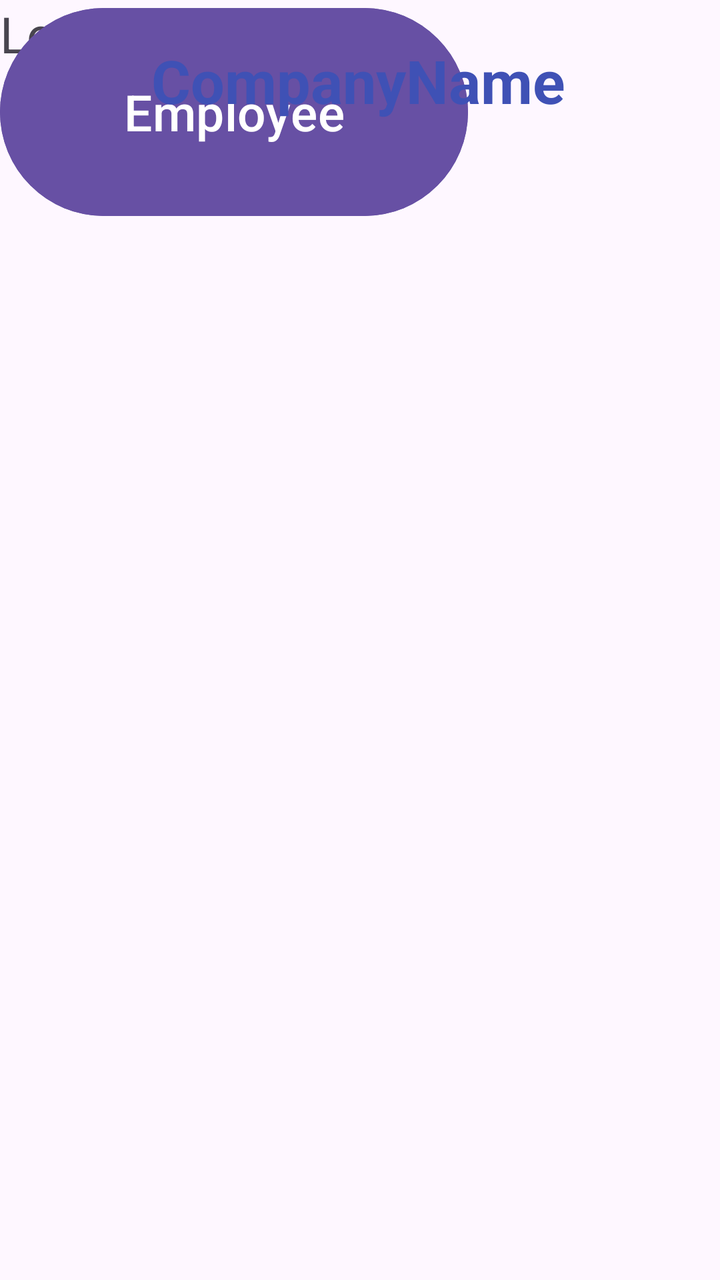
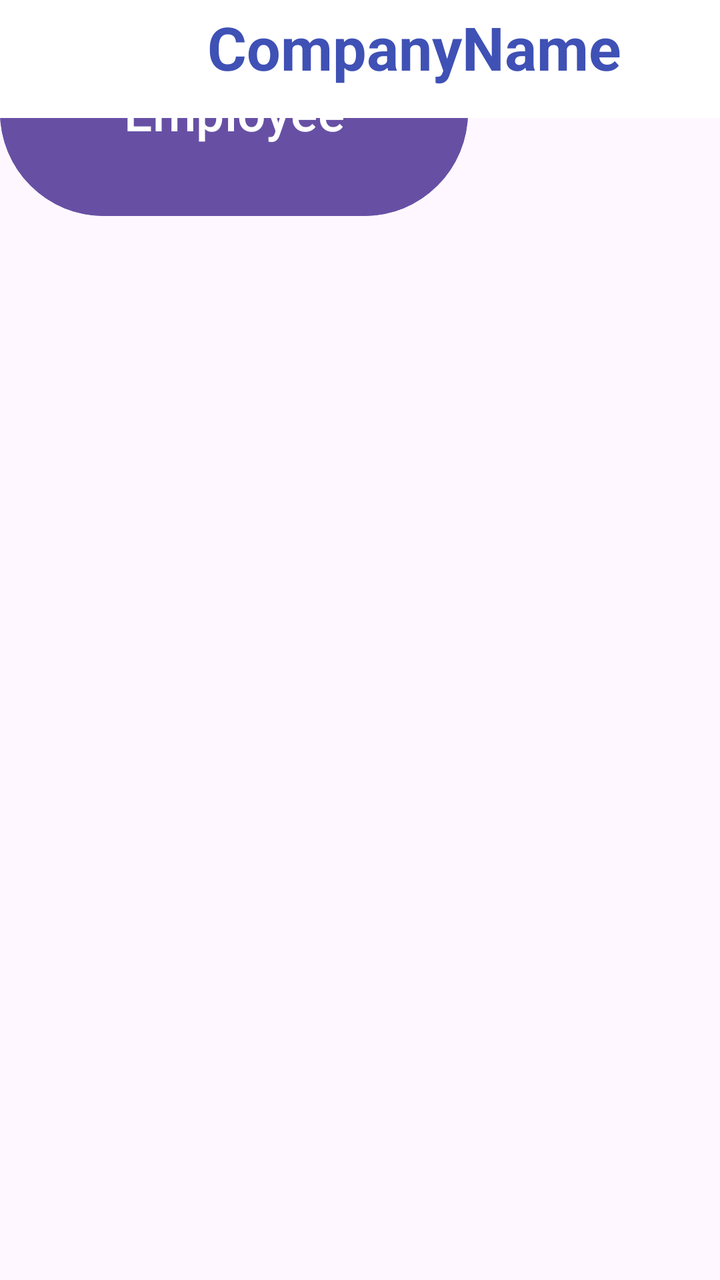

Compare the two renders of this Android layout. The source of the first and the diff that turns it into the second are given below.
<!-- AndroidManifest.xml: application theme Theme.MyApplication -->
<!-- res/layout/home_page.xml -->
<?xml version="1.0" encoding="utf-8"?>
<androidx.constraintlayout.widget.ConstraintLayout xmlns:android="http://schemas.android.com/apk/res/android"
    xmlns:app="http://schemas.android.com/apk/res-auto"
    xmlns:tools="http://schemas.android.com/tools"
    android:layout_width="match_parent"
    android:layout_height="match_parent">

    <TextView
        android:id="@+id/textView2"
        android:layout_width="120dp"
        android:layout_height="74dp"


        android:fontFamily="sans-serif"
        android:text="Login"
        android:textSize="25dp"
        tools:layout_editor_absoluteX="176dp"
        tools:layout_editor_absoluteY="112dp" />

    <Button
        android:layout_width="234dp"
        android:layout_height="112dp"
        tools:layout_editor_absoluteX="102dp"
        tools:layout_editor_absoluteY="226dp"
        android:text="Manager"
        android:textSize="25dp"
        />

    <Button
        android:layout_width="234dp"
        android:layout_height="112dp"
        android:text="Employee"
        android:textSize="25dp"
        tools:layout_editor_absoluteX="102dp"
        tools:layout_editor_absoluteY="377dp" />

    <LinearLayout
        android:layout_width="412dp"
        android:layout_height="74dp"
        android:layout_marginEnd="3dp"
        android:orientation="vertical"
        app:layout_constraintEnd_toEndOf="parent"
        app:layout_constraintStart_toStartOf="parent"
        tools:layout_editor_absoluteY="-3dp">

        <TextView
            android:id="@+id/textView"
            android:layout_width="match_parent"
            android:layout_height="42dp"
            android:layout_marginTop="20dp"
            android:text="CompanyName"
            android:textAlignment="center"
            android:textColor="@color/corporat_blue"
            android:textSize="30dp"
            android:textStyle="bold" />
    </LinearLayout>


</androidx.constraintlayout.widget.ConstraintLayout>
<!-- resources referenced by this layout -->
<resources>
  <color name="corporat_blue">#3F51B5</color>
  <style name="Theme.MyApplication" parent="Base.Theme.MyApplication" />
  <style name="Base.Theme.MyApplication" parent="Theme.Material3.DayNight.NoActionBar">
          
          
      </style>
</resources>

<!-- the commit's change to res/layout/home_page.xml (unified diff, before → after) -->
@@ -3,7 +3,10 @@
     xmlns:app="http://schemas.android.com/apk/res-auto"
     xmlns:tools="http://schemas.android.com/tools"
     android:layout_width="match_parent"
-    android:layout_height="match_parent">
+    android:layout_height="match_parent"
+    android:backgroundTint="#03A9F4"
+    android:foregroundTint="#03A9F4"
+    app:barrierMargin="10dp">
 
     <TextView
         android:id="@+id/textView2"
@@ -20,11 +23,10 @@
     <Button
         android:layout_width="234dp"
         android:layout_height="112dp"
-        tools:layout_editor_absoluteX="102dp"
-        tools:layout_editor_absoluteY="226dp"
         android:text="Manager"
         android:textSize="25dp"
-        />
+        tools:layout_editor_absoluteX="102dp"
+        tools:layout_editor_absoluteY="226dp" />
 
     <Button
         android:layout_width="234dp"
@@ -34,26 +36,40 @@
         tools:layout_editor_absoluteX="102dp"
         tools:layout_editor_absoluteY="377dp" />
 
-    <LinearLayout
-        android:layout_width="412dp"
-        android:layout_height="74dp"
-        android:layout_marginEnd="3dp"
-        android:orientation="vertical"
+
+    <TextView
+        android:id="@+id/textView4"
+        android:layout_width="wrap_content"
+        android:layout_height="wrap_content"
+
+        android:layout_marginBottom="661dp"
+        android:width="420dp"
+        android:height="70dp"
+        android:background="@color/corporat_blue"
+        app:layout_constraintBottom_toBottomOf="parent"
         app:layout_constraintEnd_toEndOf="parent"
+        app:layout_constraintHorizontal_bias="0.0"
         app:layout_constraintStart_toStartOf="parent"
-        tools:layout_editor_absoluteY="-3dp">
+        app:layout_constraintTop_toTopOf="parent"
+        app:layout_constraintVertical_bias="1.0" />
 
-        <TextView
-            android:id="@+id/textView"
-            android:layout_width="match_parent"
-            android:layout_height="42dp"
-            android:layout_marginTop="20dp"
-            android:text="CompanyName"
-            android:textAlignment="center"
-            android:textColor="@color/corporat_blue"
-            android:textSize="30dp"
-            android:textStyle="bold" />
-    </LinearLayout>
+    <TextView
+        android:id="@+id/textView"
+        android:layout_width="414dp"
+        android:layout_height="59dp"
+        android:background="@color/white"
+        android:paddingTop="10px"
+        android:text="CompanyName"
+        android:textAlignment="center"
+        android:textColor="@color/corporat_blue"
+        android:textSize="30dp"
+        android:textStyle="bold"
+        app:layout_constraintBottom_toTopOf="@+id/textView4"
+        app:layout_constraintEnd_toEndOf="parent"
+        app:layout_constraintHorizontal_bias="0.0"
+        app:layout_constraintStart_toStartOf="parent"
+        app:layout_constraintTop_toTopOf="parent"
+        app:layout_constraintVertical_bias="0.0" />
 
 
 </androidx.constraintlayout.widget.ConstraintLayout>
<!-- resource entries referenced after the edit -->
@@ -1,6 +1,7 @@
 <!-- resources referenced by this layout -->
 <resources>
   <color name="corporat_blue">#3F51B5</color>
+  <color name="white">#FFFFFFFF</color>
   <style name="Theme.MyApplication" parent="Base.Theme.MyApplication" />
   <style name="Base.Theme.MyApplication" parent="Theme.Material3.DayNight.NoActionBar">
           
